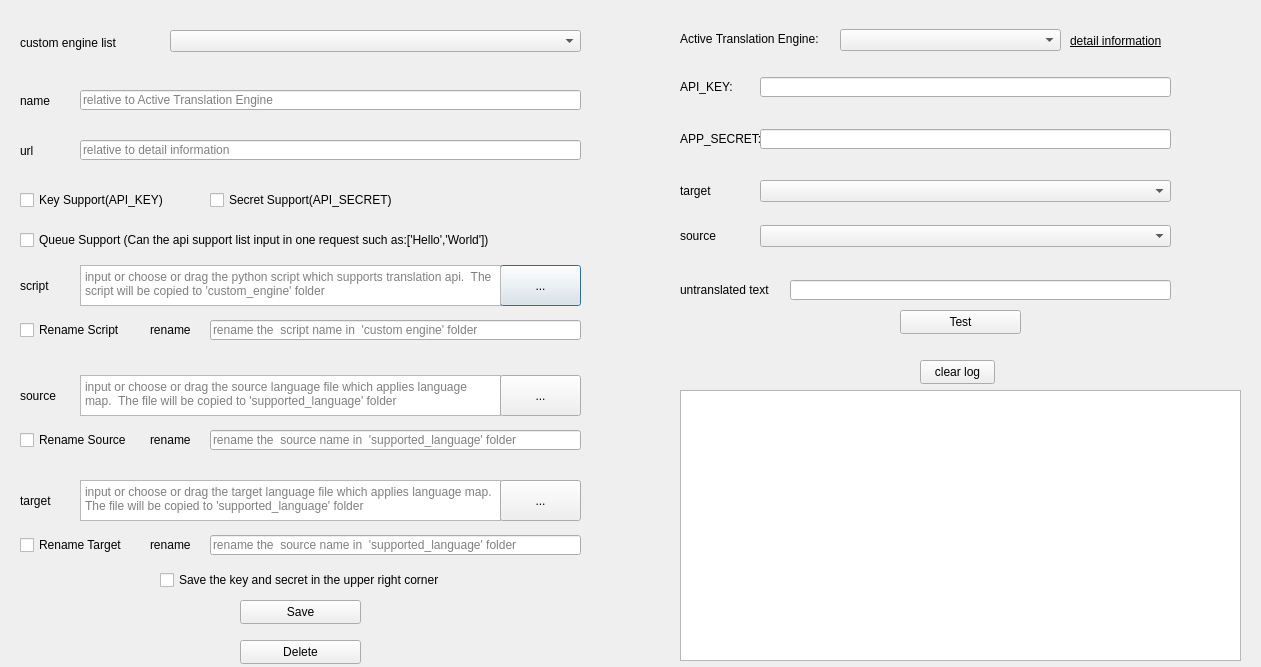
Old version of the form src/custom_engine.ui in the repository anonymousException/renpy-translator.
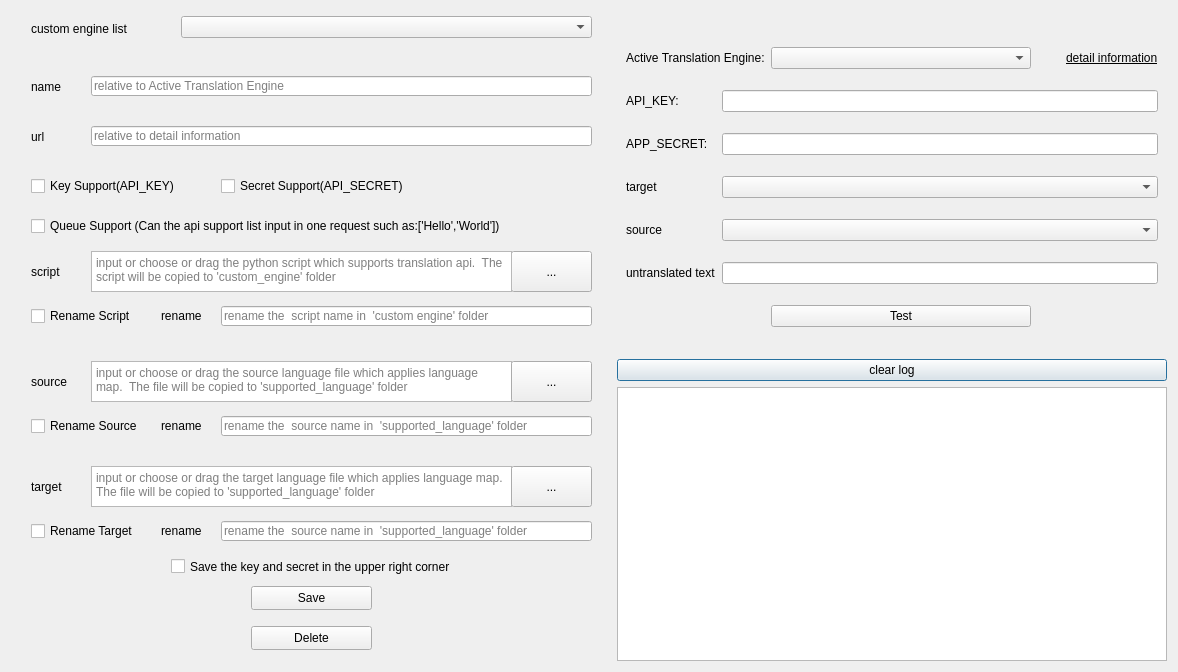
New version of the form.

Commit message:
<feature> support adaptive window size in main form
update version to v1.8.4

```diff
--- a/src/custom_engine.ui
+++ b/src/custom_engine.ui
@@ -6,31 +6,60 @@
    <rect>
     <x>0</x>
     <y>0</y>
-    <width>1261</width>
-    <height>667</height>
+    <width>1174</width>
+    <height>668</height>
    </rect>
   </property>
   <property name="windowTitle">
    <string>Custom Translation Engine</string>
   </property>
-  <widget class="QLabel" name="label">
+  <layout class="QGridLayout" name="gridLayout">
+   <item row="3" column="1">
+    <widget class="QPushButton" name="clearLogBtn">
+     <property name="text">
+      <string>clear log</string>
+     </property>
+    </widget>
+   </item>
+   <item row="0" column="0" rowspan="5">
+    <widget class="QWidget" name="widget" native="true">
+     <property name="minimumSize">
+      <size>
+       <width>600</width>
+       <height>650</height>
+      </size>
+     </property>
+     <widget class="QPushButton" name="selectScriptBtn">
    <property name="geometry">
     <rect>
-     <x>20</x>
-     <y>90</y>
-     <width>51</width>
-     <height>21</height>
+        <x>500</x>
+        <y>240</y>
+        <width>81</width>
+        <height>41</height>
     </rect>
    </property>
    <property name="text">
-    <string>name</string>
+       <string>...</string>
+      </property>
+     </widget>
+     <widget class="QLabel" name="label_8">
+      <property name="geometry">
+       <rect>
+        <x>150</x>
+        <y>510</y>
+        <width>54</width>
+        <height>20</height>
+       </rect>
+      </property>
+      <property name="text">
+       <string>rename</string>
    </property>
   </widget>
   <widget class="QLineEdit" name="nameLineEdit">
    <property name="geometry">
     <rect>
      <x>80</x>
-     <y>90</y>
+        <y>65</y>
      <width>501</width>
      <height>20</height>
     </rect>
@@ -39,37 +68,115 @@
     <string>relative to Active Translation Engine</string>
    </property>
   </widget>
-  <widget class="QLabel" name="label_2">
+     <widget class="QComboBox" name="customComboBox">
+      <property name="geometry">
+       <rect>
+        <x>170</x>
+        <y>5</y>
+        <width>411</width>
+        <height>22</height>
+       </rect>
+      </property>
+     </widget>
+     <widget class="QCheckBox" name="renameScriptCheckBox">
    <property name="geometry">
     <rect>
      <x>20</x>
-     <y>140</y>
-     <width>51</width>
+        <y>295</y>
+        <width>111</width>
+        <height>20</height>
+       </rect>
+      </property>
+      <property name="text">
+       <string>Rename Script</string>
+      </property>
+     </widget>
+     <widget class="QLabel" name="label_6">
+      <property name="geometry">
+       <rect>
+        <x>150</x>
+        <y>405</y>
+        <width>54</width>
+        <height>20</height>
+       </rect>
+      </property>
+      <property name="text">
+       <string>rename</string>
+      </property>
+     </widget>
+     <widget class="QLineEdit" name="renameSourceLineEdit">
+      <property name="geometry">
+       <rect>
+        <x>210</x>
+        <y>405</y>
+        <width>371</width>
+        <height>20</height>
+       </rect>
+      </property>
+      <property name="placeholderText">
+       <string>rename the  source name in  'supported_language' folder</string>
+      </property>
+     </widget>
+     <widget class="QCheckBox" name="saveKeySecretCheckBox">
+      <property name="geometry">
+       <rect>
+        <x>160</x>
+        <y>545</y>
+        <width>301</width>
      <height>21</height>
     </rect>
    </property>
    <property name="text">
-    <string>url</string>
-   </property>
-  </widget>
-  <widget class="QLineEdit" name="urlLineEdit">
+       <string>Save the key and secret in the upper right corner</string>
+      </property>
+     </widget>
+     <widget class="QTextEdit" name="selectScriptText">
    <property name="geometry">
     <rect>
      <x>80</x>
-     <y>140</y>
-     <width>501</width>
-     <height>20</height>
-    </rect>
-   </property>
+        <y>240</y>
+        <width>421</width>
+        <height>41</height>
+       </rect>
+      </property>
+      <property name="toolTip">
+       <string/>
+      </property>
    <property name="placeholderText">
-    <string>relative to detail information</string>
+       <string>input or choose or drag the python script which supports translation api.  The script will be copied to 'custom_engine' folder</string>
+      </property>
+     </widget>
+     <widget class="QCheckBox" name="renameSourceCheckBox">
+      <property name="geometry">
+       <rect>
+        <x>20</x>
+        <y>405</y>
+        <width>111</width>
+        <height>20</height>
+       </rect>
+      </property>
+      <property name="text">
+       <string>Rename Source</string>
+      </property>
+     </widget>
+     <widget class="QCheckBox" name="renameTargetCheckBox">
+      <property name="geometry">
+       <rect>
+        <x>20</x>
+        <y>510</y>
+        <width>111</width>
+        <height>20</height>
+       </rect>
+      </property>
+      <property name="text">
+       <string>Rename Target</string>
    </property>
   </widget>
   <widget class="QCheckBox" name="keyCheckBox">
    <property name="geometry">
     <rect>
      <x>20</x>
-     <y>190</y>
+        <y>165</y>
      <width>161</width>
      <height>20</height>
     </rect>
@@ -78,24 +185,11 @@
     <string>Key Support(API_KEY)</string>
    </property>
   </widget>
-  <widget class="QCheckBox" name="secretCheckBox">
-   <property name="geometry">
-    <rect>
-     <x>210</x>
-     <y>190</y>
-     <width>191</width>
-     <height>20</height>
-    </rect>
-   </property>
-   <property name="text">
-    <string>Secret Support(API_SECRET)</string>
-   </property>
-  </widget>
   <widget class="QCheckBox" name="queueCheckBox">
    <property name="geometry">
     <rect>
      <x>20</x>
-     <y>230</y>
+        <y>205</y>
      <width>551</width>
      <height>20</height>
     </rect>
@@ -104,95 +198,27 @@
     <string>Queue Support (Can the api support list input in one request such as:['Hello','World'])</string>
    </property>
   </widget>
-  <widget class="QPushButton" name="selectScriptBtn">
-   <property name="geometry">
-    <rect>
-     <x>500</x>
-     <y>265</y>
-     <width>81</width>
-     <height>41</height>
-    </rect>
-   </property>
-   <property name="text">
-    <string>...</string>
-   </property>
-  </widget>
-  <widget class="QTextEdit" name="selectScriptText">
-   <property name="geometry">
-    <rect>
-     <x>80</x>
-     <y>265</y>
-     <width>421</width>
-     <height>41</height>
-    </rect>
-   </property>
-   <property name="toolTip">
-    <string/>
-   </property>
-   <property name="placeholderText">
-    <string>input or choose or drag the python script which supports translation api.  The script will be copied to 'custom_engine' folder</string>
-   </property>
-  </widget>
-  <widget class="QLabel" name="label_3">
+     <widget class="QLabel" name="label_7">
    <property name="geometry">
     <rect>
      <x>20</x>
-     <y>270</y>
-     <width>31</width>
+        <y>460</y>
+        <width>41</width>
      <height>31</height>
     </rect>
    </property>
    <property name="text">
-    <string>script</string>
+       <string>target</string>
    </property>
    <property name="wordWrap">
     <bool>true</bool>
    </property>
   </widget>
-  <widget class="QCheckBox" name="renameScriptCheckBox">
-   <property name="geometry">
-    <rect>
-     <x>20</x>
-     <y>320</y>
-     <width>111</width>
-     <height>20</height>
-    </rect>
-   </property>
-   <property name="text">
-    <string>Rename Script</string>
-   </property>
-  </widget>
-  <widget class="QLabel" name="label_4">
-   <property name="geometry">
-    <rect>
-     <x>150</x>
-     <y>320</y>
-     <width>54</width>
-     <height>20</height>
-    </rect>
-   </property>
-   <property name="text">
-    <string>rename</string>
-   </property>
-  </widget>
-  <widget class="QLineEdit" name="renameScriptLineEdit">
-   <property name="geometry">
-    <rect>
-     <x>210</x>
-     <y>320</y>
-     <width>371</width>
-     <height>20</height>
-    </rect>
-   </property>
-   <property name="placeholderText">
-    <string>rename the  script name in  'custom engine' folder</string>
-   </property>
-  </widget>
   <widget class="QTextEdit" name="selectSourceText">
    <property name="geometry">
     <rect>
      <x>80</x>
-     <y>375</y>
+        <y>350</y>
      <width>421</width>
      <height>41</height>
     </rect>
@@ -204,66 +230,37 @@
     <string>input or choose or drag the source language file which applies language map.  The file will be copied to 'supported_language' folder</string>
    </property>
   </widget>
-  <widget class="QCheckBox" name="renameSourceCheckBox">
+     <widget class="QLineEdit" name="urlLineEdit">
    <property name="geometry">
     <rect>
-     <x>20</x>
-     <y>430</y>
-     <width>111</width>
-     <height>20</height>
-    </rect>
-   </property>
-   <property name="text">
-    <string>Rename Source</string>
-   </property>
-  </widget>
-  <widget class="QLineEdit" name="renameSourceLineEdit">
-   <property name="geometry">
-    <rect>
-     <x>210</x>
-     <y>430</y>
-     <width>371</width>
+        <x>80</x>
+        <y>115</y>
+        <width>501</width>
      <height>20</height>
     </rect>
    </property>
    <property name="placeholderText">
-    <string>rename the  source name in  'supported_language' folder</string>
-   </property>
-  </widget>
-  <widget class="QPushButton" name="selectSourceBtn">
+       <string>relative to detail information</string>
+      </property>
+     </widget>
+     <widget class="QPushButton" name="deleteButton">
    <property name="geometry">
     <rect>
-     <x>500</x>
-     <y>375</y>
-     <width>81</width>
-     <height>41</height>
+        <x>240</x>
+        <y>615</y>
+        <width>121</width>
+        <height>24</height>
     </rect>
    </property>
    <property name="text">
-    <string>...</string>
-   </property>
-  </widget>
-  <widget class="QLabel" name="label_5">
-   <property name="geometry">
-    <rect>
-     <x>20</x>
-     <y>380</y>
-     <width>41</width>
-     <height>31</height>
-    </rect>
-   </property>
-   <property name="text">
-    <string>source</string>
-   </property>
-   <property name="wordWrap">
-    <bool>true</bool>
-   </property>
-  </widget>
-  <widget class="QLabel" name="label_6">
+       <string>Delete</string>
+      </property>
+     </widget>
+     <widget class="QLabel" name="label_4">
    <property name="geometry">
     <rect>
      <x>150</x>
-     <y>430</y>
+        <y>295</y>
      <width>54</width>
      <height>20</height>
     </rect>
@@ -272,27 +269,11 @@
     <string>rename</string>
    </property>
   </widget>
-  <widget class="QLabel" name="label_7">
-   <property name="geometry">
-    <rect>
-     <x>20</x>
-     <y>485</y>
-     <width>41</width>
-     <height>31</height>
-    </rect>
-   </property>
-   <property name="text">
-    <string>target</string>
-   </property>
-   <property name="wordWrap">
-    <bool>true</bool>
-   </property>
-  </widget>
   <widget class="QTextEdit" name="selectTargetText">
    <property name="geometry">
     <rect>
      <x>80</x>
-     <y>480</y>
+        <y>455</y>
      <width>421</width>
      <height>41</height>
     </rect>
@@ -304,50 +285,24 @@
     <string>input or choose or drag the target language file which applies language map.  The file will be copied to 'supported_language' folder</string>
    </property>
   </widget>
-  <widget class="QLabel" name="label_8">
-   <property name="geometry">
-    <rect>
-     <x>150</x>
-     <y>535</y>
-     <width>54</width>
-     <height>20</height>
-    </rect>
-   </property>
-   <property name="text">
-    <string>rename</string>
-   </property>
-  </widget>
-  <widget class="QLineEdit" name="renameTargetLineEdit">
-   <property name="geometry">
-    <rect>
-     <x>210</x>
-     <y>535</y>
-     <width>371</width>
-     <height>20</height>
-    </rect>
-   </property>
-   <property name="placeholderText">
-    <string>rename the  source name in  'supported_language' folder</string>
-   </property>
-  </widget>
-  <widget class="QCheckBox" name="renameTargetCheckBox">
+     <widget class="QLabel" name="label_15">
    <property name="geometry">
     <rect>
      <x>20</x>
-     <y>535</y>
-     <width>111</width>
-     <height>20</height>
+        <y>10</y>
+        <width>141</width>
+        <height>16</height>
     </rect>
    </property>
    <property name="text">
-    <string>Rename Target</string>
+       <string>custom engine list</string>
    </property>
   </widget>
   <widget class="QPushButton" name="selectTargetBtn">
    <property name="geometry">
     <rect>
      <x>500</x>
-     <y>480</y>
+        <y>455</y>
      <width>81</width>
      <height>41</height>
     </rect>
@@ -356,100 +311,212 @@
     <string>...</string>
    </property>
   </widget>
+     <widget class="QCheckBox" name="secretCheckBox">
+      <property name="geometry">
+       <rect>
+        <x>210</x>
+        <y>165</y>
+        <width>191</width>
+        <height>20</height>
+       </rect>
+      </property>
+      <property name="text">
+       <string>Secret Support(API_SECRET)</string>
+      </property>
+     </widget>
+     <widget class="QPushButton" name="selectSourceBtn">
+      <property name="geometry">
+       <rect>
+        <x>500</x>
+        <y>350</y>
+        <width>81</width>
+        <height>41</height>
+       </rect>
+      </property>
+      <property name="text">
+       <string>...</string>
+      </property>
+     </widget>
+     <widget class="QLineEdit" name="renameTargetLineEdit">
+      <property name="geometry">
+       <rect>
+        <x>210</x>
+        <y>510</y>
+        <width>371</width>
+        <height>20</height>
+       </rect>
+      </property>
+      <property name="placeholderText">
+       <string>rename the  source name in  'supported_language' folder</string>
+      </property>
+     </widget>
+     <widget class="QPushButton" name="saveButton">
+      <property name="geometry">
+       <rect>
+        <x>240</x>
+        <y>575</y>
+        <width>121</width>
+        <height>24</height>
+       </rect>
+      </property>
+      <property name="text">
+       <string>Save</string>
+      </property>
+     </widget>
+     <widget class="QLabel" name="label_2">
+      <property name="geometry">
+       <rect>
+        <x>20</x>
+        <y>115</y>
+        <width>51</width>
+        <height>21</height>
+       </rect>
+      </property>
+      <property name="text">
+       <string>url</string>
+      </property>
+     </widget>
+     <widget class="QLineEdit" name="renameScriptLineEdit">
+      <property name="geometry">
+       <rect>
+        <x>210</x>
+        <y>295</y>
+        <width>371</width>
+        <height>20</height>
+       </rect>
+      </property>
+      <property name="placeholderText">
+       <string>rename the  script name in  'custom engine' folder</string>
+      </property>
+     </widget>
+     <widget class="QLabel" name="label_3">
+      <property name="geometry">
+       <rect>
+        <x>20</x>
+        <y>245</y>
+        <width>31</width>
+        <height>31</height>
+       </rect>
+      </property>
+      <property name="text">
+       <string>script</string>
+      </property>
+      <property name="wordWrap">
+       <bool>true</bool>
+      </property>
+     </widget>
+     <widget class="QLabel" name="label_5">
+      <property name="geometry">
+       <rect>
+        <x>20</x>
+        <y>355</y>
+        <width>41</width>
+        <height>31</height>
+       </rect>
+      </property>
+      <property name="text">
+       <string>source</string>
+      </property>
+      <property name="wordWrap">
+       <bool>true</bool>
+      </property>
+     </widget>
+     <widget class="QLabel" name="label">
+      <property name="geometry">
+       <rect>
+        <x>20</x>
+        <y>65</y>
+        <width>51</width>
+        <height>21</height>
+       </rect>
+      </property>
+      <property name="text">
+       <string>name</string>
+      </property>
+     </widget>
+    </widget>
+   </item>
+   <item row="4" column="1">
+    <widget class="QTextEdit" name="logTextEdit">
+     <property name="readOnly">
+      <bool>true</bool>
+     </property>
+    </widget>
+   </item>
+   <item row="2" column="1">
+    <widget class="QWidget" name="widget_2" native="true">
+     <property name="minimumSize">
+      <size>
+       <width>550</width>
+       <height>330</height>
+      </size>
+     </property>
+     <layout class="QGridLayout" name="gridLayout_2">
+      <item row="2" column="1" colspan="6">
+       <widget class="QLineEdit" name="keyEdit"/>
+      </item>
+      <item row="4" column="0">
+       <widget class="QLabel" name="label_12">
+        <property name="text">
+         <string>target</string>
+        </property>
+       </widget>
+      </item>
+      <item row="5" column="0">
+       <widget class="QLabel" name="label_13">
+        <property name="text">
+         <string>source</string>
+        </property>
+       </widget>
+      </item>
+      <item row="3" column="1" colspan="6">
+       <widget class="QLineEdit" name="secretEdit">
+        <property name="text">
+         <string/>
+        </property>
+       </widget>
+      </item>
+      <item row="4" column="1" colspan="6">
+       <widget class="QComboBox" name="targetComboBox"/>
+      </item>
+      <item row="5" column="1" colspan="6">
+       <widget class="QComboBox" name="sourceComboBox"/>
+      </item>
+      <item row="2" column="0">
+       <widget class="QLabel" name="label_11">
+        <property name="text">
+         <string>API_KEY:</string>
+        </property>
+       </widget>
+      </item>
+      <item row="3" column="0">
   <widget class="QLabel" name="label_9">
-   <property name="geometry">
-    <rect>
-     <x>680</x>
-     <y>131</y>
-     <width>81</width>
-     <height>16</height>
-    </rect>
-   </property>
    <property name="text">
     <string>APP_SECRET:</string>
    </property>
   </widget>
-  <widget class="QComboBox" name="engineComboBox">
-   <property name="geometry">
-    <rect>
-     <x>840</x>
-     <y>29</y>
-     <width>221</width>
-     <height>22</height>
-    </rect>
-   </property>
-  </widget>
+      </item>
+      <item row="0" column="0" colspan="3">
   <widget class="QLabel" name="label_10">
-   <property name="geometry">
-    <rect>
-     <x>680</x>
-     <y>31</y>
-     <width>161</width>
-     <height>16</height>
-    </rect>
+        <property name="minimumSize">
+         <size>
+          <width>0</width>
+          <height>0</height>
+         </size>
+        </property>
+        <property name="maximumSize">
+         <size>
+          <width>150</width>
+          <height>16777215</height>
+         </size>
    </property>
    <property name="text">
     <string>Active Translation Engine:</string>
    </property>
   </widget>
-  <widget class="QLabel" name="label_11">
-   <property name="geometry">
-    <rect>
-     <x>680</x>
-     <y>79</y>
-     <width>54</width>
-     <height>16</height>
-    </rect>
-   </property>
-   <property name="text">
-    <string>API_KEY:</string>
-   </property>
-  </widget>
-  <widget class="QPushButton" name="testButton">
-   <property name="geometry">
-    <rect>
-     <x>900</x>
-     <y>310</y>
-     <width>121</width>
-     <height>24</height>
-    </rect>
-   </property>
-   <property name="text">
-    <string>Test</string>
-   </property>
-  </widget>
-  <widget class="QLineEdit" name="secretEdit">
-   <property name="geometry">
-    <rect>
-     <x>760</x>
-     <y>129</y>
-     <width>411</width>
-     <height>20</height>
-    </rect>
-   </property>
-   <property name="text">
-    <string/>
-   </property>
-  </widget>
-  <widget class="QLineEdit" name="keyEdit">
-   <property name="geometry">
-    <rect>
-     <x>760</x>
-     <y>77</y>
-     <width>411</width>
-     <height>20</height>
-    </rect>
-   </property>
-  </widget>
+      </item>
+      <item row="0" column="6">
   <widget class="QLabel" name="detailLabel">
-   <property name="geometry">
-    <rect>
-     <x>1070</x>
-     <y>30</y>
-     <width>111</width>
-     <height>21</height>
-    </rect>
-   </property>
    <property name="font">
     <font>
      <underline>true</underline>
@@ -459,166 +526,48 @@
     <string>detail information</string>
    </property>
   </widget>
-  <widget class="QComboBox" name="sourceComboBox">
-   <property name="geometry">
-    <rect>
-     <x>760</x>
-     <y>225</y>
-     <width>411</width>
-     <height>22</height>
-    </rect>
-   </property>
-  </widget>
-  <widget class="QComboBox" name="targetComboBox">
-   <property name="geometry">
-    <rect>
-     <x>760</x>
-     <y>180</y>
-     <width>411</width>
-     <height>22</height>
-    </rect>
-   </property>
-  </widget>
-  <widget class="QLabel" name="label_12">
-   <property name="geometry">
-    <rect>
-     <x>680</x>
-     <y>175</y>
-     <width>41</width>
-     <height>31</height>
-    </rect>
-   </property>
-   <property name="text">
-    <string>target</string>
-   </property>
-  </widget>
-  <widget class="QLabel" name="label_13">
-   <property name="geometry">
-    <rect>
-     <x>680</x>
-     <y>220</y>
-     <width>41</width>
-     <height>31</height>
-    </rect>
-   </property>
-   <property name="text">
-    <string>source</string>
-   </property>
-  </widget>
+      </item>
+      <item row="0" column="3">
+       <widget class="QComboBox" name="engineComboBox">
+        <property name="minimumSize">
+         <size>
+          <width>260</width>
+          <height>0</height>
+         </size>
+        </property>
+       </widget>
+      </item>
+      <item row="7" column="0">
   <widget class="QLabel" name="label_14">
-   <property name="geometry">
-    <rect>
-     <x>680</x>
-     <y>282</y>
-     <width>101</width>
-     <height>16</height>
-    </rect>
-   </property>
    <property name="text">
     <string>untranslated text</string>
    </property>
   </widget>
+      </item>
+      <item row="7" column="1" colspan="6">
   <widget class="QLineEdit" name="untranslatedEdit">
-   <property name="geometry">
-    <rect>
-     <x>790</x>
-     <y>280</y>
-     <width>381</width>
-     <height>20</height>
-    </rect>
+        <property name="minimumSize">
+         <size>
+          <width>0</width>
+          <height>0</height>
+         </size>
    </property>
    <property name="text">
     <string/>
    </property>
   </widget>
-  <widget class="QTextEdit" name="logTextEdit">
-   <property name="geometry">
-    <rect>
-     <x>680</x>
-     <y>390</y>
-     <width>561</width>
-     <height>271</height>
-    </rect>
-   </property>
-   <property name="readOnly">
-    <bool>true</bool>
-   </property>
-  </widget>
-  <widget class="QPushButton" name="clearLogBtn">
-   <property name="geometry">
-    <rect>
-     <x>920</x>
-     <y>360</y>
-     <width>75</width>
-     <height>24</height>
-    </rect>
-   </property>
+      </item>
+      <item row="8" column="3">
+       <widget class="QPushButton" name="testButton">
    <property name="text">
-    <string>clear log</string>
-   </property>
-  </widget>
-  <widget class="QLabel" name="label_15">
-   <property name="geometry">
-    <rect>
-     <x>20</x>
-     <y>35</y>
-     <width>141</width>
-     <height>16</height>
-    </rect>
-   </property>
-   <property name="text">
-    <string>custom engine list</string>
-   </property>
-  </widget>
-  <widget class="QComboBox" name="customComboBox">
-   <property name="geometry">
-    <rect>
-     <x>170</x>
-     <y>30</y>
-     <width>411</width>
-     <height>22</height>
-    </rect>
-   </property>
-  </widget>
-  <widget class="QPushButton" name="saveButton">
-   <property name="geometry">
-    <rect>
-     <x>240</x>
-     <y>600</y>
-     <width>121</width>
-     <height>24</height>
-    </rect>
-   </property>
-   <property name="text">
-    <string>Save</string>
-   </property>
-  </widget>
-  <widget class="QCheckBox" name="saveKeySecretCheckBox">
-   <property name="geometry">
-    <rect>
-     <x>160</x>
-     <y>570</y>
-     <width>301</width>
-     <height>20</height>
-    </rect>
-   </property>
-   <property name="text">
-    <string>Save the key and secret in the upper right corner</string>
-   </property>
-  </widget>
-  <widget class="QPushButton" name="deleteButton">
-   <property name="geometry">
-    <rect>
-     <x>240</x>
-     <y>640</y>
-     <width>121</width>
-     <height>24</height>
-    </rect>
-   </property>
-   <property name="text">
-    <string>Delete</string>
-   </property>
-  </widget>
+         <string>Test</string>
+        </property>
+       </widget>
+      </item>
+     </layout>
+    </widget>
+   </item>
+  </layout>
  </widget>
  <resources/>
  <connections/>
```
Lines whose indentation alone changed are shown as unchanged. The commit also changes 3 other files.
